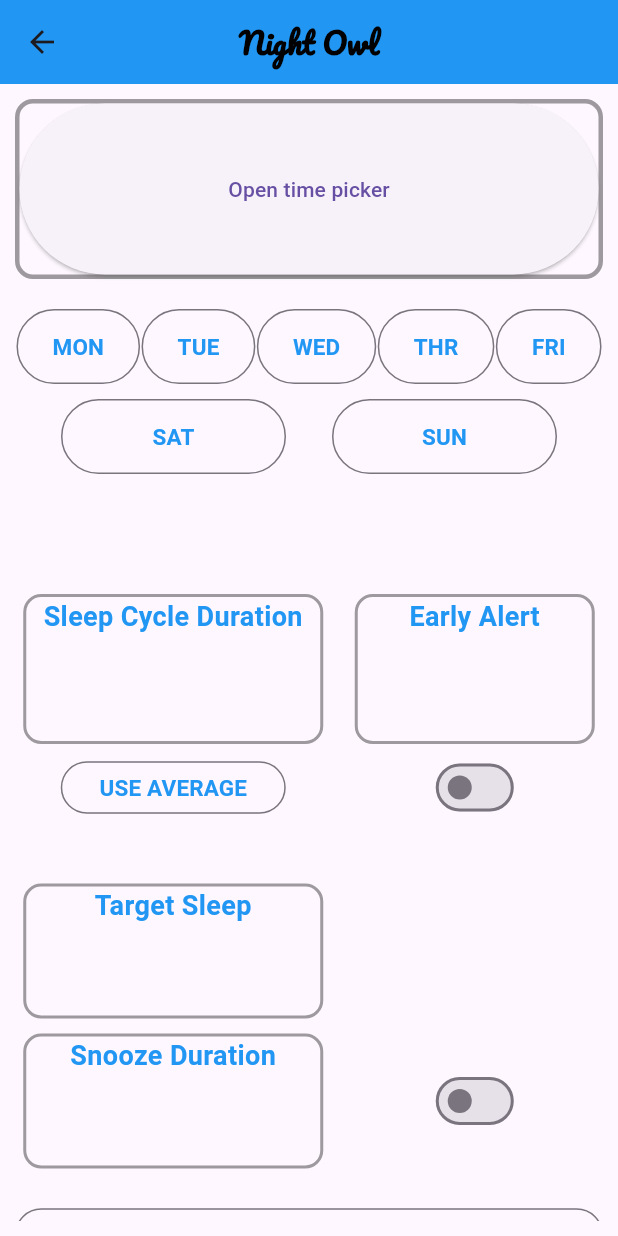
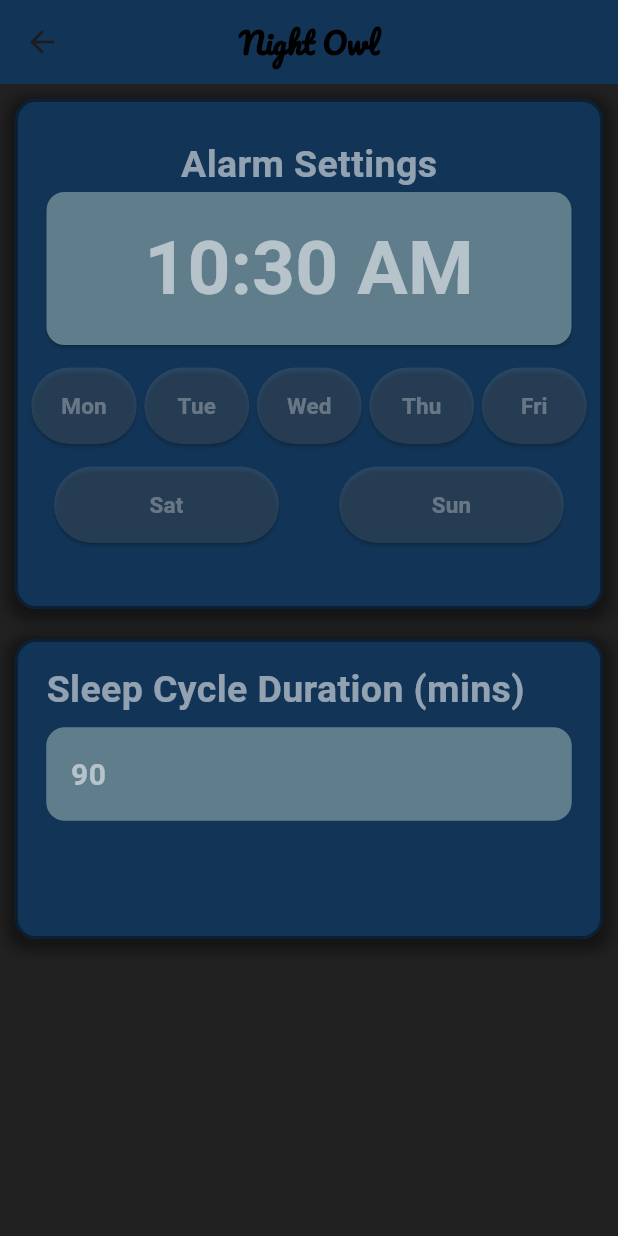
Before and after one commit to Kaaydong/night_owl, a Flutter app: the AlarmSettings screen opened directly, on a phone screen of 412 x 824 dp. Run offline on Flutter 3.47's test engine with Material 3 defaults, Android fonts, the phone set to English and light mode, and no system bars.

Commit message:
Working on alarm settings

```diff
--- a/lib/alarm_settings.dart
+++ b/lib/alarm_settings.dart
@@ -1,4 +1,5 @@
 import 'package:flutter/material.dart';
+import 'package:flutter/services.dart';
 
 class AlarmSettings extends StatefulWidget {
   const AlarmSettings({super.key});
@@ -8,12 +9,61 @@ class AlarmSettings extends StatefulWidget {
 }
 
 class _AlarmSettingsState extends State<AlarmSettings> {
-  TimeOfDay? selectedTime;
+  // TIME PICKER STUFF
+  TimeOfDay? selectedTime = TimeOfDay.now();
   TimePickerEntryMode entryMode = TimePickerEntryMode.dial;
   Orientation? orientation;
   TextDirection textDirection = TextDirection.ltr;
   MaterialTapTargetSize tapTargetSize = MaterialTapTargetSize.padded;
   bool use24HourTime = false;
+
+  // DAY OF WEEK STUFF
+  bool mon = false; // Boolean value to be passed to the button
+  bool tue = false;
+  bool wed = false;
+  bool thu = false;
+  bool fri = false;
+  bool sat = false;
+  bool sun = false;
+
+  // SLEEP CYCLE STUFF
+  final TextEditingController _controller = TextEditingController(text: "90");
+
+  void updateMon(bool newValue) {
+    setState(() {
+      mon = newValue; // Update the boolean value
+    });
+  }
+  void updateTue(bool newValue) {
+    setState(() {
+      tue = newValue; // Update the boolean value
+    });
+  }
+  void updateWed(bool newValue) {
+    setState(() {
+      wed = newValue; // Update the boolean value
+    });
+  }
+  void updateThu(bool newValue) {
+    setState(() {
+      thu = newValue; // Update the boolean value
+    });
+  }
+  void updateFri(bool newValue) {
+    setState(() {
+      fri = newValue; // Update the boolean value
+    });
+  }
+  void updateSat(bool newValue) {
+    setState(() {
+      sat = newValue; // Update the boolean value
+    });
+  }
+  void updateSun(bool newValue) {
+    setState(() {
+      sun = newValue; // Update the boolean value
+    });
+  }
 
   @override
   Widget build(BuildContext context) {
@@ -30,22 +80,65 @@ class _AlarmSettingsState extends State<AlarmSettings> {
           ),
         ),
         centerTitle: true,
-        backgroundColor: Colors.blue,
+        backgroundColor: Color(0xFF123456),
       ),
+
       body: Container(
-        padding: const EdgeInsets.all(10.0),
+        margin: const EdgeInsets.symmetric(vertical: 0),
+        decoration: const BoxDecoration(
+          color: Colors.black87,
+        ),
         child: ListView(
           scrollDirection: Axis.vertical,
-          children: <Widget>[
-            Container(
-              height: 120,
+          children: [
+            Padding(
+              padding: const EdgeInsets.all(10.0),
+              child: Container(
+                height: 340,
+                padding: const EdgeInsets.all(4.0),
                 decoration: BoxDecoration(
-                border: Border.all(color: Colors.black38, width: 3.0),
-                borderRadius: BorderRadius.circular(12.0),
-                //color: Colors.black54,
+                  border: Border.all(color: Colors.black38, width: 2.0),
+                  borderRadius: BorderRadius.circular(14.0),
+                  color: Color(0xFF123456),
+                  boxShadow: [
+                    BoxShadow(
+                      color: Colors.black.withValues(alpha: 0.4),
+                      spreadRadius: 5,
+                      blurRadius: 7,
+                      offset: Offset(0, 3),
                     ),
-              child: ElevatedButton(
-                child: const Text('Open time picker'),
+                  ],
+                ),
+                child: Padding(
+                  padding: const EdgeInsets.only(top: 20),
+                  child: Column(
+                    crossAxisAlignment: CrossAxisAlignment.center,
+                    children: [
+                      Text(
+                        "Alarm Settings",
+                        style: const TextStyle(
+                          fontWeight: FontWeight.bold,
+                          fontSize: 25,
+                          color: Colors.white54,
+                        ),
+                      ),
+                      ElevatedButton(
+                        style: ElevatedButton.styleFrom(
+                          minimumSize: const Size(350,100),
+                          backgroundColor: Colors.blueGrey,
+                          padding: EdgeInsets.symmetric(horizontal: 20, vertical: 15),
+                          shape: RoundedRectangleBorder(
+                            borderRadius: BorderRadius.circular(12),
+                          ),
+                        ),
+                        child: Text(
+                          selectedTime == null ? TimeOfDay.now().format(context) : selectedTime!.format(context),
+                          style: const TextStyle(
+                            fontWeight: FontWeight.bold,
+                            fontSize: 50,
+                            color: Colors.white54,
+                          ),
+                        ),
                         onPressed: () async {
                           final TimeOfDay? time = await showTimePicker(
                             context: context,
@@ -55,15 +148,27 @@ class _AlarmSettingsState extends State<AlarmSettings> {
                             builder: (BuildContext context, Widget? child) {
                               return Theme(
                                 data: ThemeData.light().copyWith(
-                          primaryColor: Colors.white, // Header color
+                                  timePickerTheme: TimePickerThemeData(
+                                    dayPeriodColor: Colors.blueGrey,
+                                    hourMinuteTextStyle: TextStyle(
+                                      fontSize: 48,
+                                      fontWeight: FontWeight.bold,
+                                    ),
+                                    helpTextStyle: TextStyle(
+                                      fontSize: 18,
+                                      fontWeight: FontWeight.bold,
+                                      color: Colors.blueGrey, // Change "Enter Time" text color
+                                    ),
+                                  ),
                                   colorScheme: ColorScheme.light(
-                            primary: Colors.blue, // Accent color
-                            onPrimary: Colors.white, // Text color on header
-                            onSurface: Colors.black, // Text color on body
+                                    primary: Colors.blueGrey, // Selected date highlight
+                                    onPrimary: Colors.white54, // Text color on selected date
+                                    onSurface: Colors.blueGrey, // Default text color
+                                    surface: Color(0xFF123456),// Text color on body
                                   ),
                                   textButtonTheme: TextButtonThemeData(
                                     style: TextButton.styleFrom(
-                              foregroundColor: Colors.blue, // Button text color
+                                      foregroundColor: Colors.white60, // Button text color
                                     ),
                                   ),
                                 ),
@@ -76,270 +181,149 @@ class _AlarmSettingsState extends State<AlarmSettings> {
                           });
                         },
                       ),
-              // child: Text(
-              //   "8:30 am",
-              //   textAlign: TextAlign.center,
-              //   style: TextStyle(
-              //     fontWeight: FontWeight.bold,
-              //     fontSize: 80,
-              //     color: Colors.blue,
-              //   ),
-              // )
+                      SizedBox(height: 15,),
+                      Row(
+                        mainAxisAlignment: MainAxisAlignment.center,
+                        children: [
+                          ToggleButton(text: "Mon", value: mon, onChanged: updateMon, width: 70,),
+                          SizedBox(width: 5,),
+                          ToggleButton(text: "Tue", value: tue, onChanged: updateTue, width: 70,),
+                          SizedBox(width: 5,),
+                          ToggleButton(text: "Wed", value: wed, onChanged: updateWed, width: 70,),
+                          SizedBox(width: 5,),
+                          ToggleButton(text: "Thu", value: thu, onChanged: updateThu, width: 70,),
+                          SizedBox(width: 5,),
+                          ToggleButton(text: "Fri", value: fri, onChanged: updateFri, width: 70,),
+                        ]
                       ),
-            SizedBox(height: 20),
+                      SizedBox(height: 15,),
                       Row(
-              mainAxisAlignment: MainAxisAlignment.spaceEvenly,
+                          mainAxisAlignment: MainAxisAlignment.center,
                           children: [
-                OutlinedButton(
-                  style: OutlinedButton.styleFrom(minimumSize: const Size(30,50)),
-                  onPressed: (){
-                  },
-                  child: Text(
-                    "Mon".toUpperCase(),
-                    style: const TextStyle(
-                      fontWeight: FontWeight.bold,
-                      fontSize: 15,
-                      color: Colors.blue,
+                            ToggleButton(text: "Sat", value: sat, onChanged: updateSat, width: 150,),
+                            SizedBox(width: 40,),
+                            ToggleButton(text: "Sun", value: sun, onChanged: updateSun, width: 150,),
+                          ]
+                      ),
+                    ],
                   ),
                 ),
               ),
-                OutlinedButton(
-                  style: OutlinedButton.styleFrom(minimumSize: const Size(30,50)),
-                  onPressed: (){
-                  },
-                  child: Text(
-                    "Tue".toUpperCase(),
+            ),
+            Padding(
+              padding: const EdgeInsets.all(10.0),
+              child: Container(
+                height: 200,
+                padding: const EdgeInsets.all(4.0),
+                decoration: BoxDecoration(
+                  border: Border.all(color: Colors.black38, width: 2.0),
+                  borderRadius: BorderRadius.circular(14.0),
+                  color: Color(0xFF123456),
+                  boxShadow: [
+                    BoxShadow(
+                      color: Colors.black.withValues(alpha: 0.4),
+                      spreadRadius: 5,
+                      blurRadius: 7,
+                      offset: Offset(0, 3),
+                    ),
+                  ],
+                ),
+                child: Padding(
+                  padding: const EdgeInsets.only(top: 10, left: 15, right: 15),
+                  child: Column(
+                    crossAxisAlignment: CrossAxisAlignment.start,
+                    children: [
+                      Text(
+                        "Sleep Cycle Duration (mins)",
                         style: const TextStyle(
                           fontWeight: FontWeight.bold,
-                      fontSize: 15,
-                      color: Colors.blue,
+                          fontSize: 25,
+                          color: Colors.white54,
+                        ),
+                      ),
+                      SizedBox(height: 7,),
+                      TextField(
+                        controller: _controller,
+                        keyboardType: TextInputType.number, // Numeric keyboard
+                        inputFormatters: [
+                          FilteringTextInputFormatter.digitsOnly,
+                        ],
+                        style: TextStyle(
+                          fontWeight: FontWeight.bold,
+                          fontSize: 20,
+                          color: Colors.white54,
+                        ),
+                        decoration: InputDecoration(
+                          filled: true,
+                          fillColor: Colors.blueGrey,
+                          hintText: 'Enter Sleep Cycle in Minutes',
+                          enabledBorder: OutlineInputBorder(
+                            borderRadius: BorderRadius.circular(12.0),
+                            borderSide: BorderSide(
+                              color: Colors.blueGrey, // Border color when not focused
+                              width: 2.0,
+                            ),
+                          ),
+                          focusedBorder: OutlineInputBorder(
+                            borderRadius: BorderRadius.circular(12.0),
+                            borderSide: BorderSide(
+                              color: Colors.blueGrey, // Border color when focused
+                              width: 2.0,
                             ),
                           ),
                         ),
-                OutlinedButton(
-                  style: OutlinedButton.styleFrom(minimumSize: const Size(30,50)),
-                  onPressed: (){
-                  },
-                  child: Text(
-                    "Wed".toUpperCase(),
-                    style: const TextStyle(
-                      fontWeight: FontWeight.bold,
-                      fontSize: 15,
-                      color: Colors.blue,
                       ),
+                      SizedBox(height: 15),
+                    ],
                   ),
-                ),
-                OutlinedButton(
-                  style: OutlinedButton.styleFrom(minimumSize: const Size(30,50)),
-                  onPressed: (){
-                  },
-                  child: Text(
-                    "Thr".toUpperCase(),
-                    style: const TextStyle(
-                      fontWeight: FontWeight.bold,
-                      fontSize: 15,
-                      color: Colors.blue,
-                    ),
-                  ),
-                ),
-                OutlinedButton(
-                  style: OutlinedButton.styleFrom(minimumSize: const Size(30,50)),
-                  onPressed: (){
-                  },
-                  child: Text(
-                    "Fri".toUpperCase(),
-                    style: const TextStyle(
-                      fontWeight: FontWeight.bold,
-                      fontSize: 15,
-                      color: Colors.blue,
-                    ),
+                )
               ),
             ),
           ],
         ),
-            SizedBox(height: 10),
-            Row(
-              mainAxisAlignment: MainAxisAlignment.spaceEvenly,
-              children: [
-                OutlinedButton(
-                  style: OutlinedButton.styleFrom(minimumSize: const Size(150,50)),
-                  onPressed: (){
-                  },
+      )
+    );
+  }
+}
+
+class ToggleButton extends StatefulWidget {
+  final String text;
+  final bool value;
+  final ValueChanged<bool> onChanged;
+  final double width;
+
+  const ToggleButton({
+    super.key,
+    required this.text,
+    required this.value,
+    required this.onChanged,
+    required this.width,
+  });
+
+  @override
+  State<ToggleButton> createState() => _ToggleButtonState();
+}
+
+class _ToggleButtonState extends State<ToggleButton> {
+  @override
+  Widget build(BuildContext context) {
+    return ElevatedButton(
+      onPressed: () => widget.onChanged(!widget.value), // Toggle the value
+      style: ElevatedButton.styleFrom(
+        minimumSize: Size(widget.width, 50),
+        backgroundColor: widget.value ? Colors.blueGrey: Colors.white10,
+        padding: EdgeInsets.symmetric(horizontal: 20, vertical: 15),
+        shape: RoundedRectangleBorder(
+          borderRadius: BorderRadius.circular(90),
+        ),
+      ),
       child: Text(
-                    "Sat".toUpperCase(),
-                    style: const TextStyle(
+        widget.text,
+        textAlign: TextAlign.left,
+        style: TextStyle(
           fontWeight: FontWeight.bold,
           fontSize: 15,
-                      color: Colors.blue,
-                    ),
-                  ),
-                ),
-                OutlinedButton(
-                  style: OutlinedButton.styleFrom(minimumSize: const Size(150,50)),
-                  onPressed: (){
-                  },
-                  child: Text(
-                    "Sun".toUpperCase(),
-                    style: const TextStyle(
-                      fontWeight: FontWeight.bold,
-                      fontSize: 15,
-                      color: Colors.blue,
-                    ),
-                  ),
-                ),
-              ],
-            ),
-            SizedBox(height: 80),
-            Row(
-              mainAxisAlignment: MainAxisAlignment.spaceEvenly,
-              children: [
-                Column(
-                  children: [
-                    Container(
-                      height: 100,
-                      width: 200,
-                      decoration: BoxDecoration(
-                        border: Border.all(color: Colors.black38, width: 2.0),
-                        borderRadius: BorderRadius.circular(12.0),
-                        //color: Colors.black54,
-                      ),
-                      child: Text(
-                        "Sleep Cycle Duration",
-                        textAlign: TextAlign.center,
-                        style: TextStyle(
-                          fontWeight: FontWeight.bold,
-                          fontSize: 18,
-                          color: Colors.blue,
-                        ),
-                      ),
-                    ),
-                    SizedBox(height: 5),
-                    OutlinedButton(
-                      style: OutlinedButton.styleFrom(minimumSize: const Size(150,35)),
-                      onPressed: (){
-                      },
-                      child: Text(
-                        "Use Average".toUpperCase(),
-                        style: const TextStyle(
-                          fontWeight: FontWeight.bold,
-                          fontSize: 15,
-                          color: Colors.blue,
-                        ),
-                      ),
-                    ),
-                  ],
-                ),
-                SizedBox(width: 10),
-                Column(
-                  children: [
-                    Container(
-                      height: 100,
-                      width: 160,
-                      decoration: BoxDecoration(
-                        border: Border.all(color: Colors.black38, width: 2.0),
-                        borderRadius: BorderRadius.circular(12.0),
-                        //color: Colors.black54,
-                      ),
-                      child: Text(
-                        "Early Alert",
-                        textAlign: TextAlign.center,
-                        style: TextStyle(
-                          fontWeight: FontWeight.bold,
-                          fontSize: 18,
-                          color: Colors.blue,
-                        ),
-                      ),
-                    ),
-                    SizedBox(height: 5),
-                    Switch(
-                      // This bool value toggles the switch.
-                      value: false,
-                      activeColor: Colors.red,
-                      onChanged: (bool value) {
-                        //
-                      },
-                    ),
-                  ],
-                ),
-              ],
-            ),
-            SizedBox(height: 40),
-            Row(
-              mainAxisAlignment: MainAxisAlignment.spaceEvenly,
-              children: [
-                Container(
-                  height: 90,
-                  width: 200,
-                  decoration: BoxDecoration(
-                    border: Border.all(color: Colors.black38, width: 2.0),
-                    borderRadius: BorderRadius.circular(12.0),
-                    //color: Colors.black54,
-                  ),
-                  child: Text(
-                    "Target Sleep",
-                    textAlign: TextAlign.center,
-                    style: TextStyle(
-                      fontWeight: FontWeight.bold,
-                      fontSize: 18,
-                      color: Colors.blue,
-                    ),
-                  ),
-                ),
-                SizedBox(width: 10),
-                SizedBox(width: 160),
-              ],
-            ),
-            SizedBox(height: 10),
-            Row(
-              mainAxisAlignment: MainAxisAlignment.spaceEvenly,
-              children: [
-                Container(
-                  height: 90,
-                  width: 200,
-                  decoration: BoxDecoration(
-                    border: Border.all(color: Colors.black38, width: 2.0),
-                    borderRadius: BorderRadius.circular(12.0),
-                    //color: Colors.black54,
-                  ),
-                  child: Text(
-                    "Snooze Duration",
-                    textAlign: TextAlign.center,
-                    style: TextStyle(
-                      fontWeight: FontWeight.bold,
-                      fontSize: 18,
-                      color: Colors.blue,
-                    ),
-                  ),
-                ),
-                SizedBox(width: 10),
-                Container(
-                  width: 160,
-                  child: Switch(
-                    // This bool value toggles the switch.
-                    value: false,
-                    activeColor: Colors.red,
-                    onChanged: (bool value) {
-                      //
-                    },
-                  ),
-                ),
-              ],
-            ),
-            SizedBox(height: 20),
-            OutlinedButton(
-              style: OutlinedButton.styleFrom(minimumSize: const Size(150,35)),
-              onPressed: (){
-              },
-              child: Text(
-                "Save".toUpperCase(),
-                style: const TextStyle(
-                  fontWeight: FontWeight.bold,
-                  fontSize: 15,
-                  color: Colors.blue,
-                ),
-              ),
-            ),
-          ],
+          color: widget.value ? Color(0xFFC6C0C0): Colors.white30,
         ),
       ),
     );
--- a/lib/greeting_page.dart
+++ b/lib/greeting_page.dart
@@ -55,7 +55,7 @@ class _State extends State<GreetingPage> {
                   );
                 },
                 child: Text(
-                  "Login".toUpperCase(),
+                  "Guest".toUpperCase(),
                   style: const TextStyle(
                     fontWeight: FontWeight.bold,
                     fontSize: 30,
@@ -80,7 +80,7 @@ class _State extends State<GreetingPage> {
                   );
                 },
                 child: Text(
-                  "Guest".toUpperCase(),
+                  "Login".toUpperCase(),
                   style: const TextStyle(
                     fontWeight: FontWeight.bold,
                     fontSize: 30,
--- a/lib/home_screen.dart
+++ b/lib/home_screen.dart
@@ -210,7 +210,7 @@ class _TimerItemState extends State<TimerItem> {
           decoration: BoxDecoration(
             border: Border.all(color: Colors.black38, width: 2.0),
             borderRadius: BorderRadius.circular(14.0),
-            color: isSwitched ? Color(0xFF123456) : Color(0x393A3535),
+            color: isSwitched ? Color(0xFF123456): Colors.white10,
             boxShadow: [
               BoxShadow(
                 color: Colors.black.withValues(alpha: 0.4),
@@ -234,7 +234,7 @@ class _TimerItemState extends State<TimerItem> {
                       style: TextStyle(
                         fontWeight: FontWeight.bold,
                         fontSize: 60,
-                        color: isSwitched ? Color(0xFFC6C0C0): Colors.black54,
+                        color: isSwitched ? Color(0xFFC6C0C0): Colors.white30,
                       ),
                     ),
                     Text(
@@ -260,8 +260,8 @@ class _TimerItemState extends State<TimerItem> {
                   },
                   activeColor: Colors.white, // Color of the switch handle when on
                   activeTrackColor: Colors.blueGrey, // Background color when switch is on
-                  inactiveTrackColor: Colors.white12, // Background color when switch is off
-                  inactiveThumbColor: Colors.white54, // Color of the switch handle when off
+                  inactiveTrackColor: Colors.white10, // Background color when switch is off
+                  inactiveThumbColor: Colors.black87, // Color of the switch handle when off
                 ),
               ),
             ],
--- a/lib/user_settings.dart
+++ b/lib/user_settings.dart
@@ -240,7 +240,7 @@ class _TwentyFourHourSelectorState extends State<TwentyFourHourSelector> {
         decoration: BoxDecoration(
           border: Border.all(color: Colors.black38, width: 2.0),
           borderRadius: BorderRadius.circular(14.0),
-          color: Color(0xFF123456),
+          color: isSwitched ? Color(0xFF123456): Colors.white10,
           boxShadow: [
             BoxShadow(
               color: Colors.black.withValues(alpha: 0.4),
```
Lines whose indentation alone changed are shown as unchanged.
